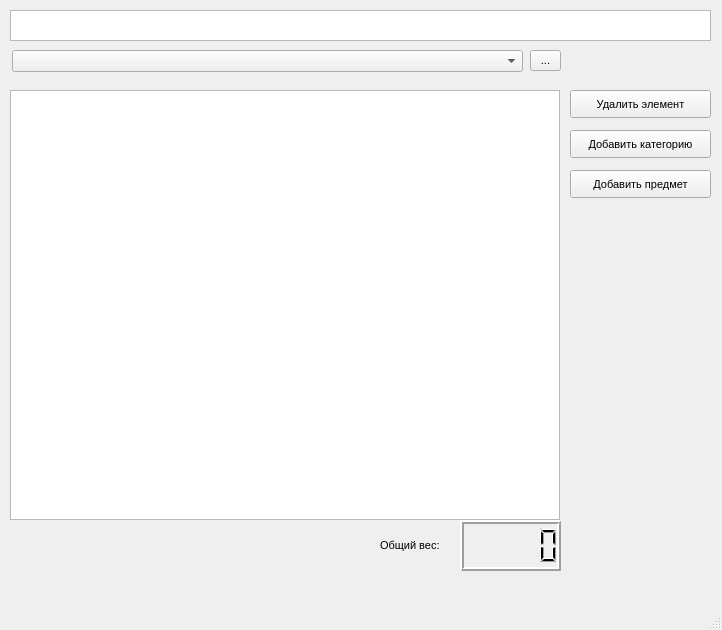
First picture: the form in packing.ui, repository vasiliypozhinskiy/packing, before the edit.
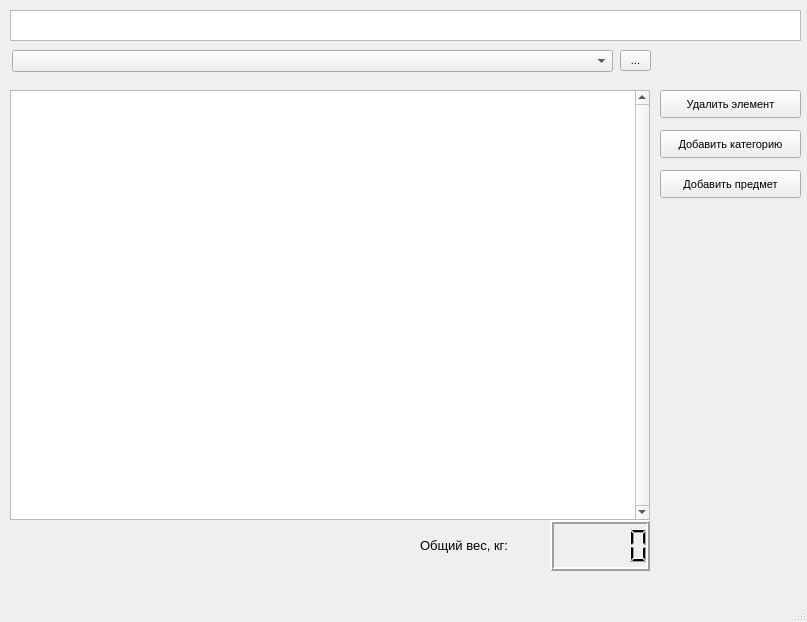
Second picture: the form after the edit.

Commit message: Add protection against opening a large number of dialog windows

```diff
--- a/packing.ui
+++ b/packing.ui
@@ -6,8 +6,8 @@
    <rect>
     <x>0</x>
     <y>0</y>
-    <width>722</width>
-    <height>630</height>
+    <width>807</width>
+    <height>622</height>
    </rect>
   </property>
   <property name="font">
@@ -26,7 +26,7 @@
      <rect>
       <x>10</x>
       <y>10</y>
-      <width>701</width>
+      <width>791</width>
       <height>31</height>
      </rect>
     </property>
@@ -36,7 +36,7 @@
      <rect>
       <x>10</x>
       <y>90</y>
-      <width>550</width>
+      <width>640</width>
       <height>430</height>
      </rect>
     </property>
@@ -48,7 +48,7 @@
     </property>
     <property name="font">
      <font>
-      <pointsize>14</pointsize>
+      <pointsize>12</pointsize>
      </font>
     </property>
     <property name="cursor" stdset="0">
@@ -57,6 +57,15 @@
     <property name="styleSheet">
      <string notr="true">QTreeWidget {Color: red}</string>
     </property>
+    <property name="verticalScrollBarPolicy">
+     <enum>Qt::ScrollBarAlwaysOn</enum>
+    </property>
+    <property name="horizontalScrollBarPolicy">
+     <enum>Qt::ScrollBarAsNeeded</enum>
+    </property>
+    <property name="sizeAdjustPolicy">
+     <enum>QAbstractScrollArea::AdjustToContents</enum>
+    </property>
     <property name="editTriggers">
      <set>QAbstractItemView::AnyKeyPressed|QAbstractItemView::DoubleClicked|QAbstractItemView::EditKeyPressed</set>
     </property>
@@ -81,7 +90,7 @@
      <rect>
       <x>12</x>
       <y>50</y>
-      <width>511</width>
+      <width>601</width>
       <height>22</height>
      </rect>
     </property>
@@ -89,7 +98,7 @@
    <widget class="QToolButton" name="toolButton">
     <property name="geometry">
      <rect>
-      <x>530</x>
+      <x>620</x>
       <y>50</y>
       <width>31</width>
       <height>21</height>
@@ -102,7 +111,7 @@
    <widget class="QPushButton" name="Delete_button">
     <property name="geometry">
      <rect>
-      <x>570</x>
+      <x>660</x>
       <y>90</y>
       <width>141</width>
       <height>28</height>
@@ -115,7 +124,7 @@
    <widget class="QPushButton" name="Add_category_button">
     <property name="geometry">
      <rect>
-      <x>570</x>
+      <x>660</x>
       <y>130</y>
       <width>141</width>
       <height>28</height>
@@ -128,7 +137,7 @@
    <widget class="QPushButton" name="Add_item_button">
     <property name="geometry">
      <rect>
-      <x>570</x>
+      <x>660</x>
       <y>170</y>
       <width>141</width>
       <height>28</height>
@@ -141,9 +150,9 @@
    <widget class="QLCDNumber" name="lcdNumber">
     <property name="geometry">
      <rect>
-      <x>460</x>
+      <x>550</x>
       <y>520</y>
-      <width>101</width>
+      <width>100</width>
       <height>51</height>
      </rect>
     </property>
@@ -164,14 +173,19 @@
    <widget class="QLabel" name="label">
     <property name="geometry">
      <rect>
-      <x>380</x>
+      <x>420</x>
       <y>530</y>
-      <width>71</width>
+      <width>121</width>
       <height>31</height>
      </rect>
     </property>
+    <property name="font">
+     <font>
+      <pointsize>10</pointsize>
+     </font>
+    </property>
     <property name="text">
-     <string>Общий вес:</string>
+     <string>Общий вес, кг:</string>
     </property>
    </widget>
   </widget>
```
Left out of the diff: 4 changed lines with no effect on the pictures. The commit also changes 3 other files.
